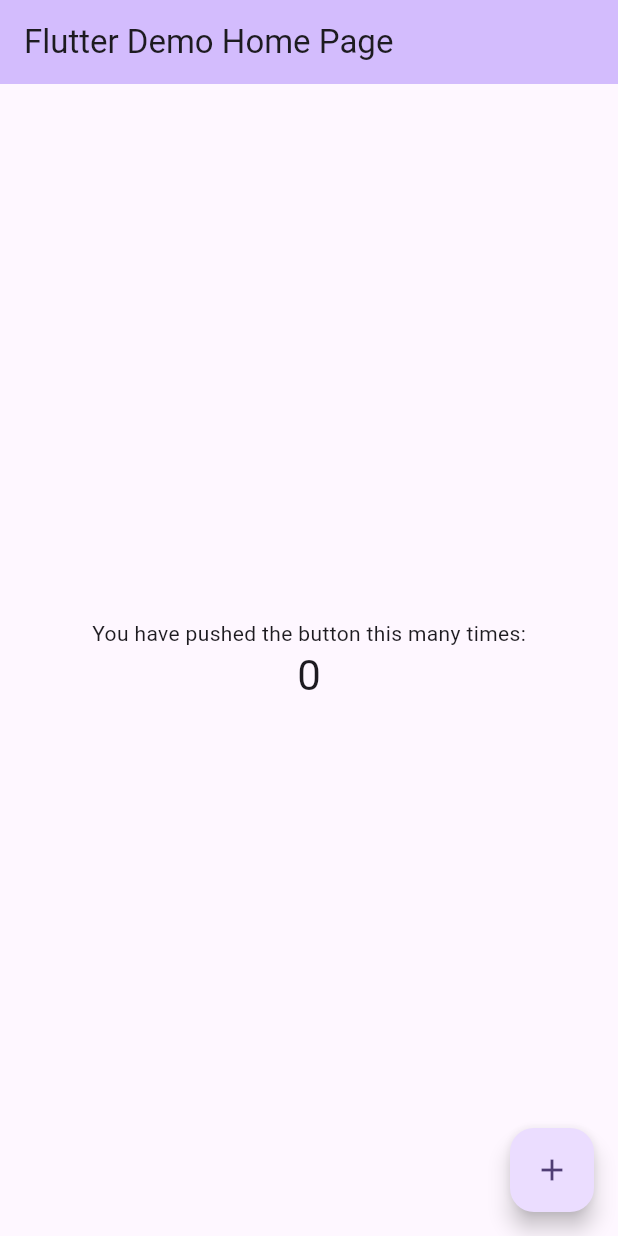
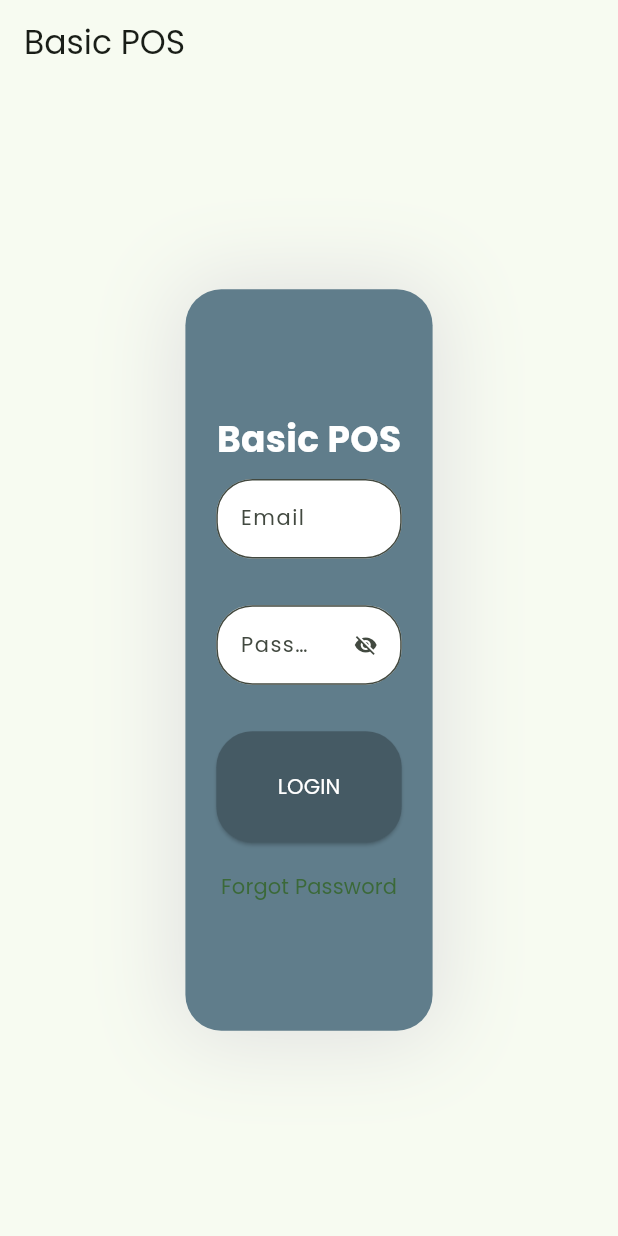
Before and after one commit to firetiger8/basic_pos, a Flutter app: the screen it shows after launch, on a phone screen of 412 x 824 dp. Run offline on Flutter 3.47's test engine with Material 3 defaults, Android fonts, the light colour scheme and no system bars; our stand-ins replace google_fonts.

Commit message:
created login page, added poppins font

```diff
--- /dev/null
+++ b/lib/login/login_page.dart
@@ -0,0 +1,125 @@
+// ignore_for_file: unused_field
+
+import 'package:flutter/material.dart';
+
+class LoginPage extends StatelessWidget {
+  final bool _isLoading = false;
+  final _formKey = GlobalKey<FormState>();
+  final _scaffoldKey = GlobalKey<ScaffoldState>();
+  final bool _secureText = true;
+
+  final TextEditingController nameController = TextEditingController();
+  final TextEditingController passwordController = TextEditingController();
+
+  LoginPage({super.key});
+
+  @override
+  Widget build(BuildContext context) {
+    var sWidth = MediaQuery.of(context).size.width;
+    var sHeight = MediaQuery.of(context).size.height;
+
+    return Scaffold(key: _scaffoldKey, resizeToAvoidBottomInset: true, body: newMethod(sWidth, sHeight));
+  }
+
+  Center newMethod(double sWidth, double sHeight) {
+    return Center(
+      child: FittedBox(
+        child: Container(
+          width: sWidth * 0.4,
+          height: sHeight * 0.6,
+          decoration: BoxDecoration(
+            color: Colors.blueGrey,
+            boxShadow: [BoxShadow(blurRadius: 50, spreadRadius: 5, color: Colors.grey.shade300, offset: const Offset(0, 1))],
+            borderRadius: const BorderRadius.all(Radius.circular(24.0)),
+          ),
+          child: Column(
+            mainAxisSize: MainAxisSize.min,
+            mainAxisAlignment: MainAxisAlignment.center,
+            crossAxisAlignment: CrossAxisAlignment.center,
+            children: [
+              Container(
+                alignment: Alignment.center,
+                padding: const EdgeInsets.all(10),
+                child: const Row(
+                  mainAxisAlignment: MainAxisAlignment.center,
+                  mainAxisSize: MainAxisSize.min,
+                  children: [Text("Basic POS", style: TextStyle(color: Colors.white, fontSize: 24, fontWeight: FontWeight.bold))],
+                ),
+              ),
+              SizedBox(
+                width: sWidth * 0.3,
+                height: sHeight * 0.09,
+                child: TextField(
+                  controller: nameController,
+                  style: TextStyle(fontSize: 14, color: Colors.grey[700], letterSpacing: 1),
+                  decoration: const InputDecoration(
+                    filled: true,
+                    fillColor: Colors.white,
+                    border: OutlineInputBorder(borderRadius: BorderRadius.all(Radius.circular(24))),
+                    hintText: 'Email',
+                  ),
+                ),
+              ),
+              const SizedBox(
+                height: 10,
+              ),
+              SizedBox(
+                  width: sWidth * 0.3,
+                  height: sHeight * 0.09,
+                  child: TextField(
+                    controller: passwordController,
+                    keyboardType: TextInputType.visiblePassword,
+                    textInputAction: TextInputAction.done,
+                    style: TextStyle(fontSize: 14, color: Colors.grey[700], letterSpacing: 1),
+                    decoration: InputDecoration(
+                      filled: true,
+                      fillColor: Colors.white,
+                      border: const OutlineInputBorder(borderRadius: BorderRadius.all(Radius.circular(24))),
+                      hintText: 'Password',
+                      suffixIcon: IconButton(
+                        icon: const Icon(
+                          Icons.visibility_off,
+                          size: 16,
+                        ),
+                        onPressed: () {},
+                      ),
+                    ),
+                  )),
+              const SizedBox(
+                height: 10,
+              ),
+              SizedBox(
+                width: sWidth * 0.3,
+                height: sHeight * 0.09,
+                child: ElevatedButton(
+                  style: ElevatedButton.styleFrom(
+                    backgroundColor: Colors.blueGrey[700],
+                    shape: RoundedRectangleBorder(
+                      borderRadius: BorderRadius.circular(24),
+                    ),
+                  ),
+                  onPressed: () {},
+                  child: const Text(
+                    'LOGIN',
+                    style: TextStyle(
+                      color: Colors.white,
+                    ),
+                  ),
+                ),
+              ),
+              const SizedBox(
+                height: 5,
+              ),
+              TextButton(
+                onPressed: () {},
+                child: const Text(
+                  'Forgot Password',
+                ),
+              ),
+            ],
+          ),
+        ),
+      ),
+    );
+  }
+}
--- a/lib/main.dart
+++ b/lib/main.dart
@@ -1,125 +1,34 @@
+// ignore_for_file: unused_import
+
 import 'package:flutter/material.dart';
+import 'package:google_fonts/google_fonts.dart';
+
+import 'login/login_page.dart';
 
 void main() {
-  runApp(const MyApp());
+  runApp(const BasicPOS());
 }
 
-class MyApp extends StatelessWidget {
-  const MyApp({super.key});
+class BasicPOS extends StatelessWidget {
+  const BasicPOS({super.key});
 
-  // This widget is the root of your application.
   @override
   Widget build(BuildContext context) {
     return MaterialApp(
-      title: 'Flutter Demo',
+      title: 'Basic POS System',
       theme: ThemeData(
-        // This is the theme of your application.
-        //
-        // TRY THIS: Try running your application with "flutter run". You'll see
-        // the application has a purple toolbar. Then, without quitting the app,
-        // try changing the seedColor in the colorScheme below to Colors.green
-        // and then invoke "hot reload" (save your changes or press the "hot
-        // reload" button in a Flutter-supported IDE, or press "r" if you used
-        // the command line to start the app).
-        //
-        // Notice that the counter didn't reset back to zero; the application
-        // state is not lost during the reload. To reset the state, use hot
-        // restart instead.
-        //
-        // This works for code too, not just values: Most code changes can be
-        // tested with just a hot reload.
-        colorScheme: ColorScheme.fromSeed(seedColor: Colors.deepPurple),
-        useMaterial3: true,
+          // Define the default brightness and colors.
+          colorScheme: ColorScheme.fromSeed(
+            seedColor: Colors.green,
+            brightness: Brightness.light,
+          ),
+          fontFamily: 'Poppins'),
+      home: Scaffold(
+        appBar: AppBar(
+          title: const Text("Basic POS"),
+        ),
+        body: LoginPage(),
       ),
-      home: const MyHomePage(title: 'Flutter Demo Home Page'),
     );
   }
 }
-
-class MyHomePage extends StatefulWidget {
-  const MyHomePage({super.key, required this.title});
-
-  // This widget is the home page of your application. It is stateful, meaning
-  // that it has a State object (defined below) that contains fields that affect
-  // how it looks.
-
-  // This class is the configuration for the state. It holds the values (in this
-  // case the title) provided by the parent (in this case the App widget) and
-  // used by the build method of the State. Fields in a Widget subclass are
-  // always marked "final".
-
-  final String title;
-
-  @override
-  State<MyHomePage> createState() => _MyHomePageState();
-}
-
-class _MyHomePageState extends State<MyHomePage> {
-  int _counter = 0;
-
-  void _incrementCounter() {
-    setState(() {
-      // This call to setState tells the Flutter framework that something has
-      // changed in this State, which causes it to rerun the build method below
-      // so that the display can reflect the updated values. If we changed
-      // _counter without calling setState(), then the build method would not be
-      // called again, and so nothing would appear to happen.
-      _counter++;
-    });
-  }
-
-  @override
-  Widget build(BuildContext context) {
-    // This method is rerun every time setState is called, for instance as done
-    // by the _incrementCounter method above.
-    //
-    // The Flutter framework has been optimized to make rerunning build methods
-    // fast, so that you can just rebuild anything that needs updating rather
-    // than having to individually change instances of widgets.
-    return Scaffold(
-      appBar: AppBar(
-        // TRY THIS: Try changing the color here to a specific color (to
-        // Colors.amber, perhaps?) and trigger a hot reload to see the AppBar
-        // change color while the other colors stay the same.
-        backgroundColor: Theme.of(context).colorScheme.inversePrimary,
-        // Here we take the value from the MyHomePage object that was created by
-        // the App.build method, and use it to set our appbar title.
-        title: Text(widget.title),
-      ),
-      body: Center(
-        // Center is a layout widget. It takes a single child and positions it
-        // in the middle of the parent.
-        child: Column(
-          // Column is also a layout widget. It takes a list of children and
-          // arranges them vertically. By default, it sizes itself to fit its
-          // children horizontally, and tries to be as tall as its parent.
-          //
-          // Column has various properties to control how it sizes itself and
-          // how it positions its children. Here we use mainAxisAlignment to
-          // center the children vertically; the main axis here is the vertical
-          // axis because Columns are vertical (the cross axis would be
-          // horizontal).
-          //
-          // TRY THIS: Invoke "debug painting" (choose the "Toggle Debug Paint"
-          // action in the IDE, or press "p" in the console), to see the
-          // wireframe for each widget.
-          mainAxisAlignment: MainAxisAlignment.center,
-          children: <Widget>[
-            const Text(
-              'You have pushed the button this many times:',
-            ),
-            Text(
-              '$_counter',
-              style: Theme.of(context).textTheme.headlineMedium,
-            ),
-          ],
-        ),
-      ),
-      floatingActionButton: FloatingActionButton(
-        onPressed: _incrementCounter,
-        tooltip: 'Increment',
-        child: const Icon(Icons.add),
-      ), // This trailing comma makes auto-formatting nicer for build methods.
-    );
-  }
-}
```
Also changed, not shown: assets/fonts/OFL.txt (added, +93 -0 lines), pubspec.yaml (+12 -0 lines), assets/fonts/Poppins-Bold.ttf (added), assets/fonts/Poppins-Light.ttf (added), assets/fonts/Poppins-Regular.ttf (added), assets/fonts/Poppins-SemiBold.ttf (added), pubspec.lock, 2 other files.
